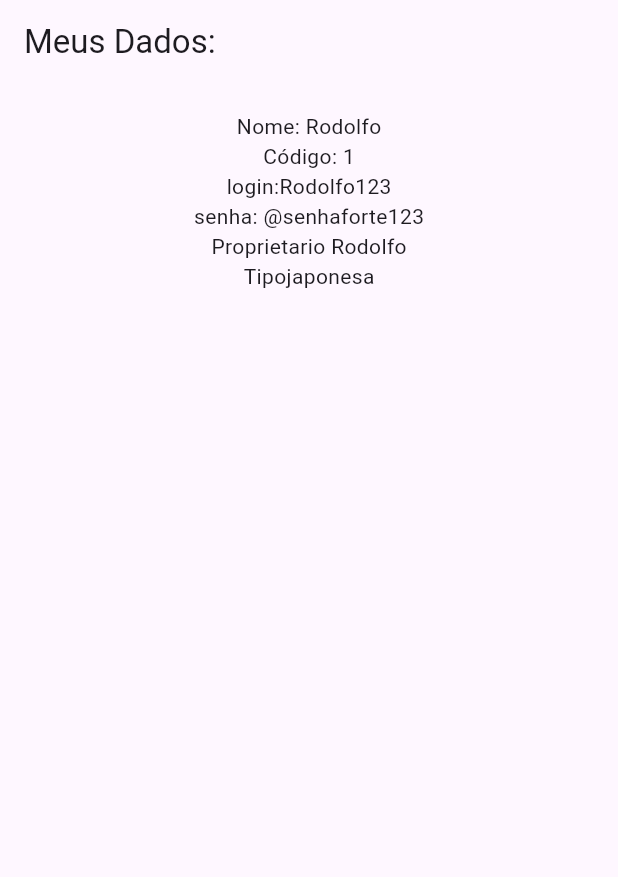
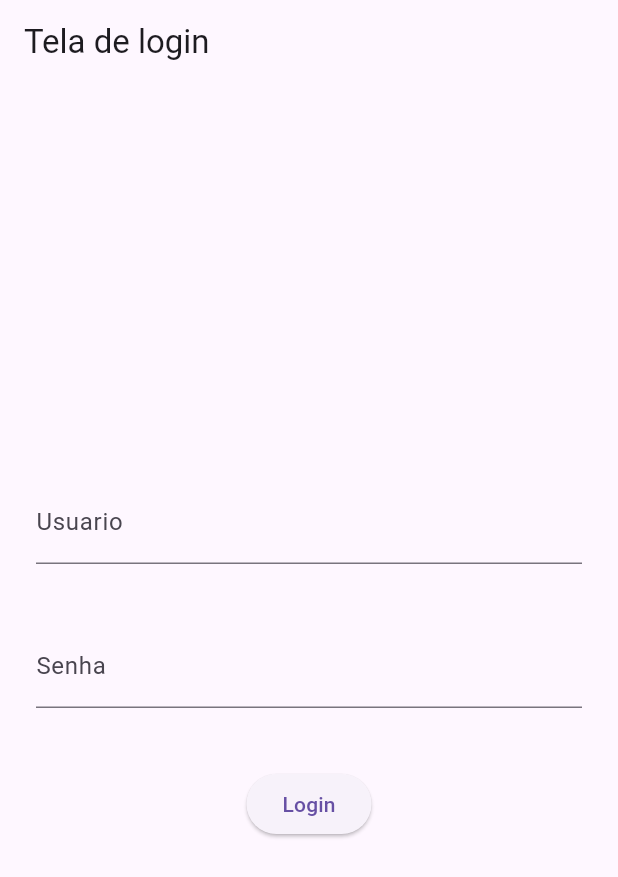
Before and after one commit to Plcesar19/mimpedir, a Flutter app: the screen it shows after launch, on a phone screen of 412 x 824 dp. Shown: the top 877 px of the screen. Run offline on Flutter 3.47's test engine with Material 3 defaults, Android fonts, the phone set to English and light mode, and no system bars; accounts and stored records are empty.

Commit message:
criando telas de home e login com funcionamento básico sem banco de dados

```diff
--- a/lib/main.dart
+++ b/lib/main.dart
@@ -1,5 +1,5 @@
 import 'package:flutter/material.dart';
-import 'usuario.dart';
+import 'tela_login.dart';
 import 'restaurante.dart';
 import 'tipo.dart';
 
@@ -12,47 +12,10 @@ class MyApp extends StatelessWidget {
   @override
   Widget build(BuildContext context) {
 
-    Usuario u =  Usuario(
-      codigo: 1,
-      login: "Rodolfo123",
-      nome: "Rodolfo" ,
-      senha: "@senhaforte123"
-    );
-
-    Tipo t = Tipo(
-      codigo:1,
-      nome: "japonesa"
-    );
-
-    Restaurante r = Restaurante(
-      codigo:1,
-      nome:"Balu Restaurante",
-        latitude: "22.6632",
-      longitude: "23.4432",
-        proprietario: u,
-        tipo: t
-    );
 
     return MaterialApp(
-      home: Scaffold(
-        appBar: AppBar(
-        title: const Text("Meus Dados: "),
-      ),
-        body: Center(
-          child: Padding(padding: const EdgeInsets.all(18.0),
-            child: Column(
-              children: [
-                Text("Nome: ${u.nome}"),
-                Text("Código: ${u.codigo}"),
-                Text("login:${u.login}"),
-                Text("senha: ${u.senha}"),
-                Text("Proprietario ${r.proprietario?.nome}"),
-                Text("Tipo${r.tipo?.nome}")
-              ],
-        ),
-      ),
-        ),
-      ),
+      debugShowCheckedModeBanner: false,
+      home: TelaLogin(),
     );
   }
 }
--- /dev/null
+++ b/lib/tela_home.dart
@@ -0,0 +1,16 @@
+import 'package:flutter/material.dart';
+
+class TelaHome extends StatelessWidget{
+  TelaHome({super.key});
+
+ @override
+  Widget build(BuildContext context) {
+   return Scaffold(
+     appBar: AppBar(title: const  Text('Tela Home')),
+     body: Center(
+       child: Text('seja bem vindo ao mim pedir'),
+     ),
+   );
+ }
+
+}
--- /dev/null
+++ b/lib/tela_login.dart
@@ -0,0 +1,54 @@
+import 'package:flutter/material.dart';
+import 'package:mimpedir/tela_home.dart';
+import 'usuario.dart';
+
+class TelaLogin extends StatelessWidget{
+  TelaLogin({super.key});
+
+  final TextEditingController usuarioController = TextEditingController();
+  final TextEditingController senhaController = TextEditingController();
+
+  Usuario u = Usuario(
+    codigo: 1,
+    senha: "@senhaforte123",
+    login: 'admin',
+    nome: 'Administrador'
+  );
+
+  @override
+  Widget build(BuildContext context) {
+    return Scaffold(
+      appBar: AppBar(title: const Text("Tela de login")),
+      body: Padding(padding: const EdgeInsets.all(24.0),
+          child: Column(
+          mainAxisAlignment: MainAxisAlignment.center,
+         children: [
+           TextField(
+             decoration: const InputDecoration(labelText: 'Usuario'),
+             controller: usuarioController,
+           ),
+           const SizedBox(height: 40),
+           TextField(
+             decoration: const InputDecoration(labelText: "Senha"),
+             obscureText: true,
+             controller: senhaController,
+           ),
+           const SizedBox(height: 40),
+           ElevatedButton(onPressed: (){
+
+             if(u.login == usuarioController.text && u.senha == senhaController.text){
+              Navigator.push(context,
+                  MaterialPageRoute(builder: (context) => TelaHome())
+              );
+             }else {
+               ScaffoldMessenger.of(context).showSnackBar(
+                   SnackBar(content: Text("Login ou senha inválidados!!"))
+               );
+             }
+           }, child: Text("Login"))
+         ],
+      )
+    ),
+    );
+  }
+}
```
